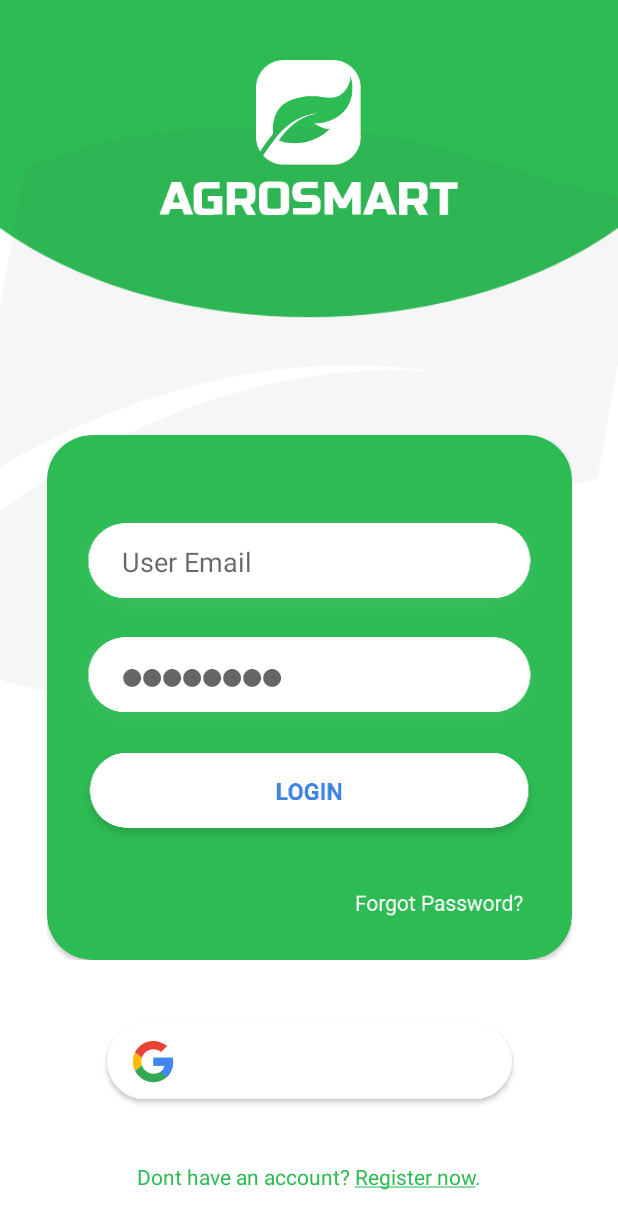
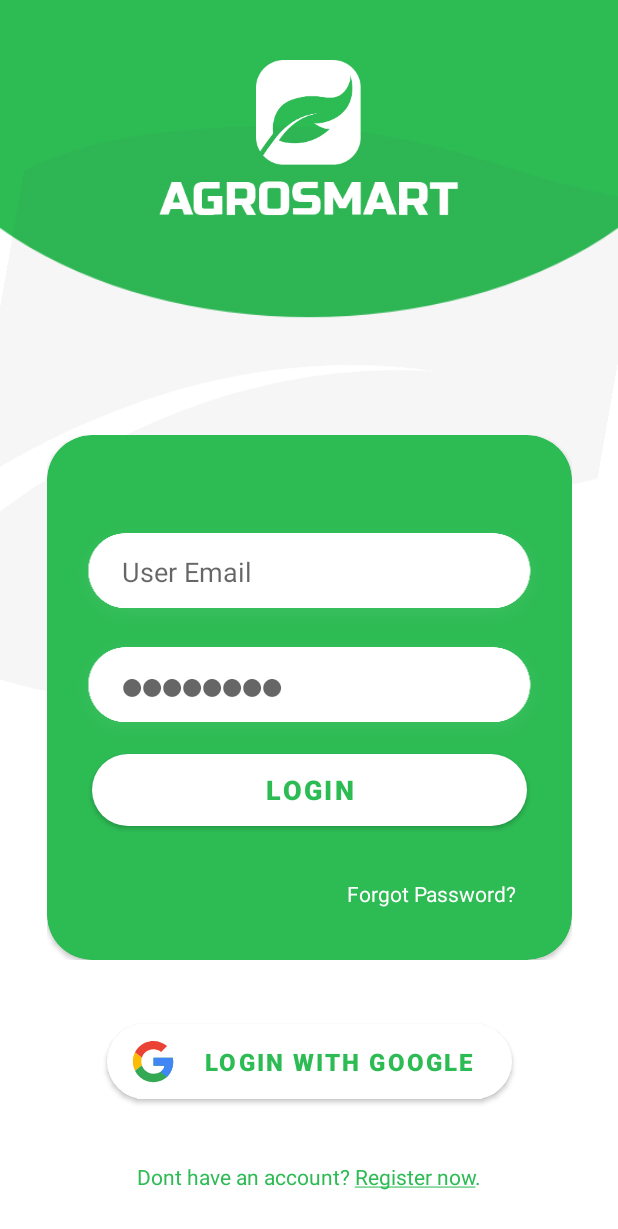
Before and after one commit to MRDANANJAYA/AgroSmart, an Android app: the screen it shows after launch (LoginActivity), on a phone screen of 412 x 824 dp. Shown: the top 1229 px of the screen. Run offline under Robolectric (Android 15) with nearby library versions, the phone set to English and light mode, and no system bars; our stand-ins replace Firebase (no records; nobody signed in at launch, a user with empty details on screens opened directly); libraries missing offline, so code that uses them is left out: io.github.muddz.styleabletoast; Roboto replaces fonts that are not available here.

Commit message:
Updated thursday

```diff
--- a/app/build.gradle
+++ b/app/build.gradle
@@ -48,6 +48,7 @@
     implementation 'com.google.android.gms:play-services-auth:20.0.1'
     implementation 'org.tensorflow:tensorflow-lite-support:0.1.0-rc1'
     implementation 'org.tensorflow:tensorflow-lite-metadata:0.1.0-rc1'
+    implementation 'com.google.firebase:firebase-storage:20.0.0'
     testImplementation 'junit:junit:'
     androidTestImplementation 'androidx.test.ext:junit:1.1.3'
     androidTestImplementation 'androidx.test.espresso:espresso-core:3.4.0'
--- a/app/src/main/java/com/example/agrosmart/login/LoginActivity.java
+++ b/app/src/main/java/com/example/agrosmart/login/LoginActivity.java
@@ -36,13 +36,13 @@
 
 public class LoginActivity extends AppCompatActivity {
 
-    private ImageView login;
+
     private TextView Signup;
 
     private GoogleSignInClient mGoogleSignInClient;
     private final static int RC_SIGN_IN = 123;
 
-    Button googleBut;
+    private Button googleBut,login;
     private String TAG;
     private FirebaseAuth mAuth;
     private ProgressBar progressBar;
--- a/app/src/main/res/layout/activity_login.xml
+++ b/app/src/main/res/layout/activity_login.xml
@@ -104,7 +104,7 @@
                 >
 
 
-                <ImageButton
+                <Button
 
                     android:id="@+id/Login"
                     android:layout_width="wrap_content"
@@ -113,12 +113,17 @@
                     android:layout_alignParentStart="true"
                     android:layout_alignParentEnd="true"
                     android:layout_centerHorizontal="true"
-                    android:layout_marginStart="20dp"
+                    android:layout_marginStart="30dp"
                     android:layout_marginTop="0dp"
-                    android:layout_marginEnd="20dp"
-                    android:background="@drawable/login_button"
+                    android:layout_marginEnd="30dp"
+                    android:background="@drawable/round_rectrangle"
 
-                    />
+                    android:text="Login"
+                    android:textColor="@color/Green"
+                    android:textSize="18sp"
+
+                    android:textStyle="bold"
+                    android:theme="@style/Button.White" />
 
 
                 <EditText
@@ -160,21 +165,22 @@
                     android:ems="10"
                     android:hint="⬤⬤⬤⬤⬤⬤⬤⬤"
                     android:inputType="textPassword"
-                    app:passwordToggleEnabled="true"
                     android:paddingLeft="40dp"
-                    android:paddingBottom="5dp" />
+                    android:paddingBottom="5dp"
+                    app:passwordToggleEnabled="true" />
 
-                <ImageView
+                <TextView
                     android:id="@+id/imageView2"
                     android:layout_width="wrap_content"
                     android:layout_height="wrap_content"
                     android:layout_below="@+id/Login"
                     android:layout_alignStart="@+id/Login"
                     android:layout_alignEnd="@+id/Login"
-                    android:layout_marginStart="185dp"
-                    android:layout_marginTop="30dp"
-                    android:layout_marginEnd="12dp"
-                    app:srcCompat="@drawable/forgot_password" />
+                    android:layout_marginStart="170dp"
+                    android:layout_marginTop="35dp"
+
+                    android:text="Forgot Password?"
+                    android:textColor="@color/white" />
 
 
             </RelativeLayout>
@@ -196,7 +202,7 @@
         android:fontFamily="sans-serif-black"
         android:text="Login With Google"
         android:textAllCaps="true"
-        android:textColor="@color/white"
+        android:textColor="@color/Green"
         android:textSize="16sp"
         android:textStyle="bold"
         android:theme="@style/Button.White"
```
Also changed, not shown: app/src/main/java/com/example/agrosmart/ImageProcessing.java (+8 -8 lines), app/src/main/java/com/example/agrosmart/login/SignUp.java (+63 -0 lines), app/src/main/res/layout/activity_sign_up.xml (+4 -6 lines).
